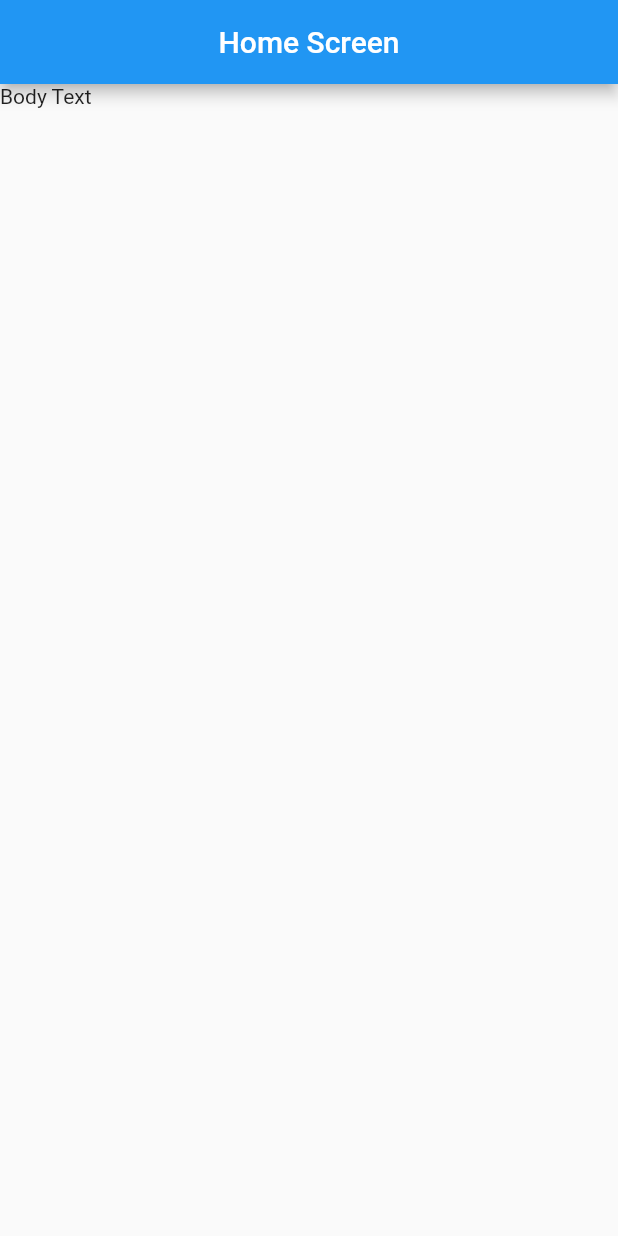
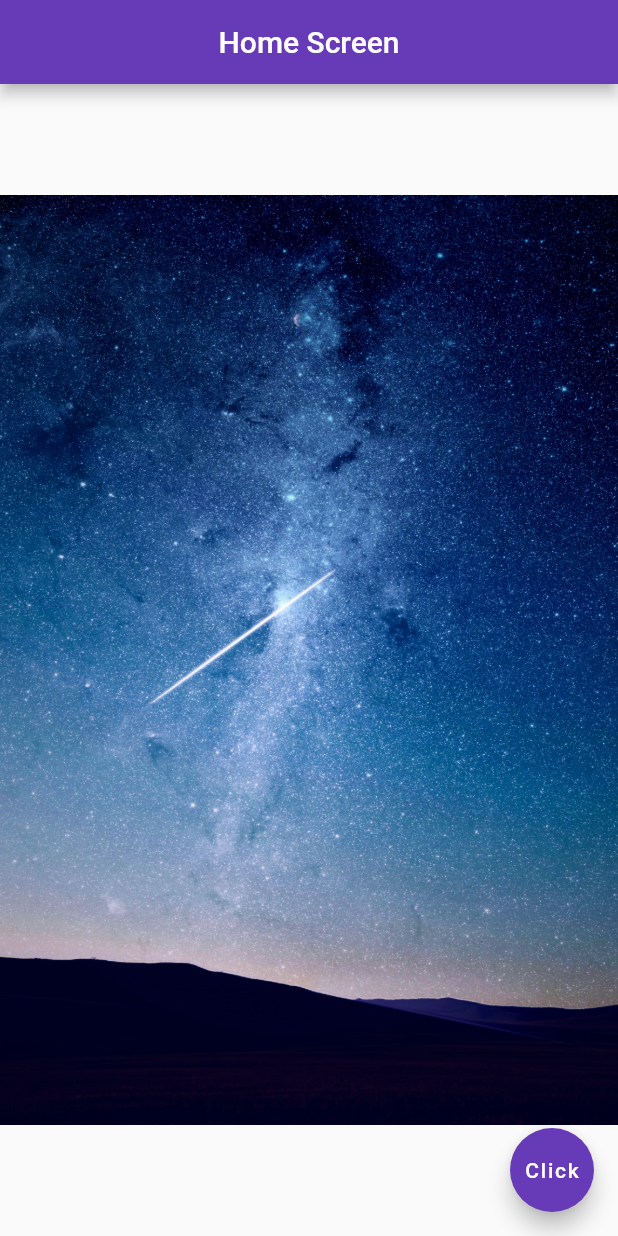
Before and after one commit to Zae21/flutter_app1, a Flutter app: the screen it shows after launch, on a phone screen of 412 x 824 dp. Run offline on Flutter 3.47's test engine with Material 2 defaults, Android fonts, the phone set to English and light mode, and no system bars.

Commit message:
add new section

```diff
--- a/lib/main.dart
+++ b/lib/main.dart
@@ -1,13 +1,26 @@
 import 'package:flutter/material.dart';
 
 void main()  => runApp(MaterialApp(
-  home: Scaffold(
-    appBar: AppBar(
-      title: Text('Home Screen'),
-      centerTitle: true,
-    ),
-    body: Container(
-      child: Text('Body Text'),
-    )
-  )
+  home: Home()
 ));
+
+class Home extends StatelessWidget {
+  @override
+  Widget build(BuildContext context) {
+    return Scaffold(
+      appBar: AppBar(
+        title: Text('Home Screen'),
+        centerTitle: true,
+        backgroundColor: Colors.deepPurple,
+      ),
+      body: Center(
+        child: Image.asset('assets/img2.jpg'),
+      ),
+      floatingActionButton: FloatingActionButton(
+        onPressed: () => {},
+        child: Text('Click'),
+        backgroundColor: Colors.deepPurple,
+      ),
+    );
+  }
+}
```
Also changed, not shown: pubspec.yaml (+7 -15 lines), assets/img2.jpg (added), fonts/IndieFlower-Regular.ttf (added), 2 other files.
